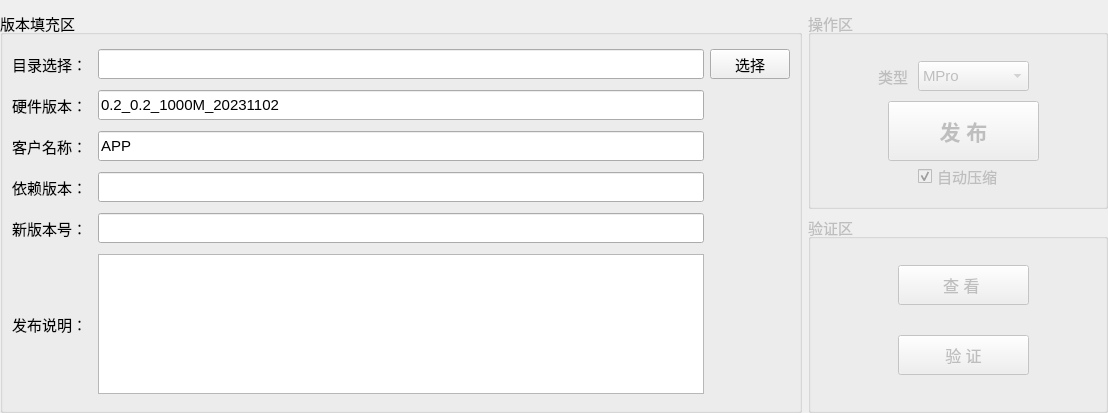
First picture: the form in mpro_app/home/home_workwid.ui, repository ChinaClever/MPro-Tools, before the edit.
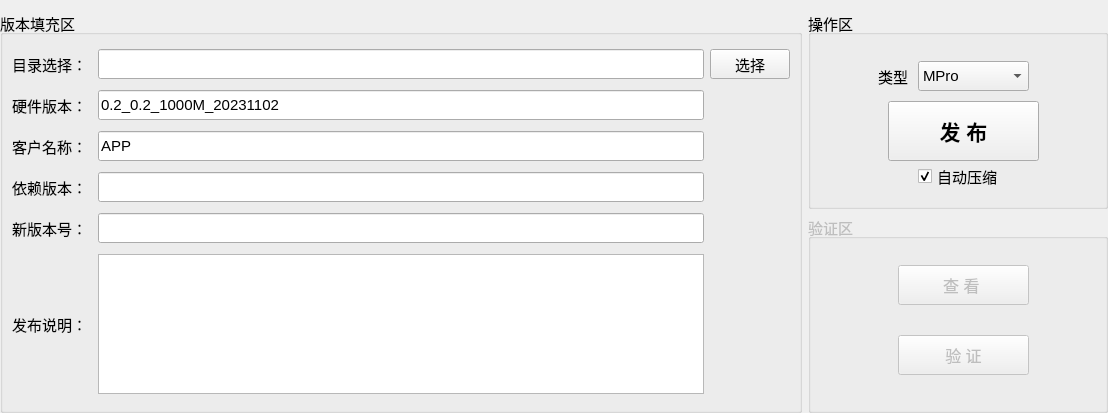
Second picture: the form after the edit.

Commit message: 更新 home_workwid.ui

```diff
--- a/mpro_app/home/home_workwid.ui
+++ b/mpro_app/home/home_workwid.ui
@@ -274,7 +274,7 @@
    <item row="0" column="1">
     <widget class="QGroupBox" name="groupBox_2">
      <property name="enabled">
-      <bool>false</bool>
+      <bool>true</bool>
      </property>
      <property name="minimumSize">
       <size>
@@ -352,6 +352,9 @@
       </property>
      </widget>
      <widget class="QComboBox" name="devBox">
+      <property name="enabled">
+       <bool>true</bool>
+      </property>
       <property name="geometry">
        <rect>
         <x>110</x>
```
